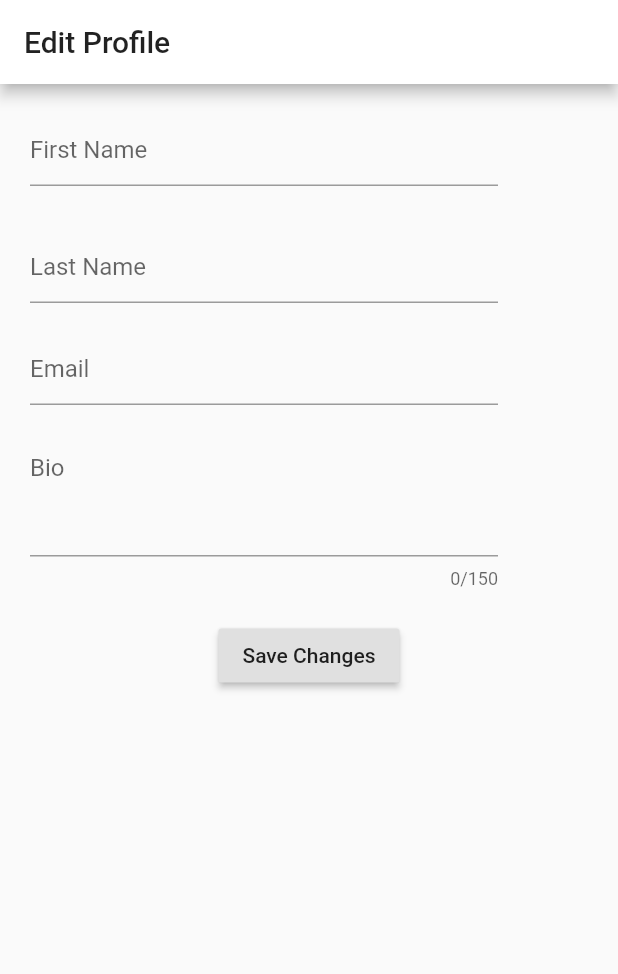
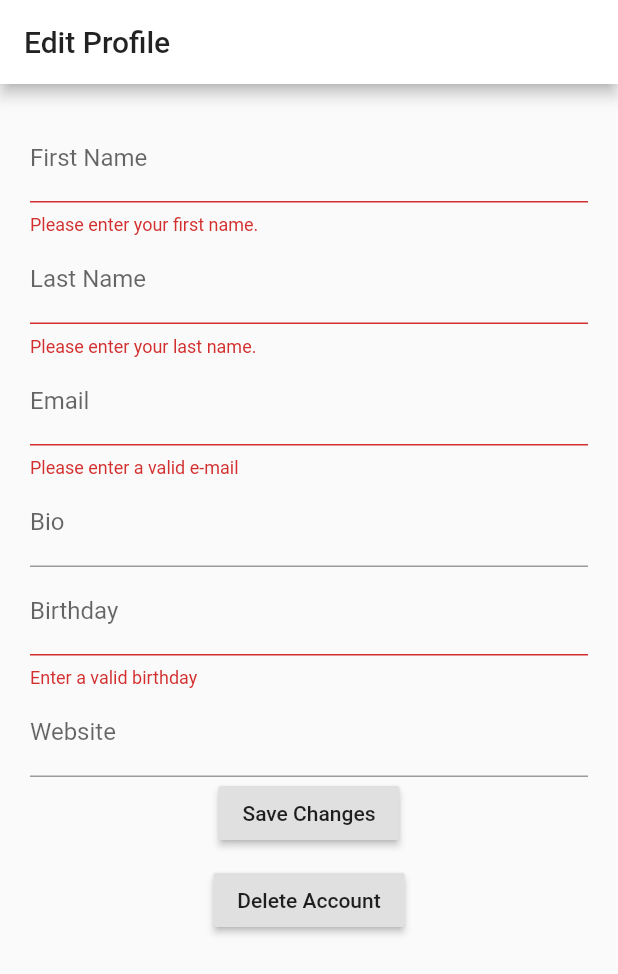
Before and after one commit to awes0menessInc/cs_307, a Flutter app: the Settings screen opened directly, after a tap on "Save Changes", on a phone screen of 412 x 824 dp. Shown: the top 974 px of the screen. Run offline on Flutter 3.47's test engine with Material 2 defaults, Android fonts, the phone set to English and light mode, and no system bars; our stand-ins replace cloud_firestore, cloud_functions, firebase_auth, firebase_core; accounts and stored records are empty.

Commit message:
Add form validation

```diff
--- a/lib/settings.dart
+++ b/lib/settings.dart
@@ -13,51 +13,126 @@ class Settings extends StatefulWidget {
 }
 
 class SettingsState extends State<Settings> {
+  String _firstName = "";
+  String _lastName = "";
+  String _bio = "";
+  String _email = "";
+  String _bday = "";
+  String _weblink = "";
+
+  TextEditingController fnameController = new TextEditingController();
+  TextEditingController lnameController = new TextEditingController();
+  TextEditingController bioController = new TextEditingController();
+  TextEditingController bdayController = new TextEditingController();
+  TextEditingController weblinkController = new TextEditingController();
+  TextEditingController emailController = new TextEditingController();
+  final GlobalKey<FormState> _editFormKey = GlobalKey<FormState>();
+
+  @override
+  initState() {
+    super.initState();
+    _getUser();
+  }
+
+  Future _getUser() async {
+     FirebaseAuth.instance.currentUser().then((currentuser) => {
+      Firestore.instance.collection("users").
+      document(currentuser.uid).
+      get().
+      then((DocumentSnapshot snapshot) => {
+        setState((){
+          _firstName = snapshot["firstName"];
+          _lastName = snapshot["lastName"];
+          _email = snapshot["email"];
+        })
+      })
+    });
+  }
+
+  String emailValidator(String value) {
+    Pattern emailPattern =
+      r'^(([^<>()[\]\\.,;:\s@\"]+(\.[^<>()[\]\\.,;:\s@\"]+)*)|(\".+\"))@((\[[0-9]{1,3}\.[0-9]{1,3}\.[0-9]{1,3}\.[0-9]{1,3}\])|(([a-zA-Z\-0-9]+\.)+[a-zA-Z]{2,}))$';
+    RegExp emailRegex = new RegExp(emailPattern);
+    if (!emailRegex.hasMatch(value)) {
+      return 'Please enter a valid e-mail';
+    } else {
+      return null;
+    }
+  }
+
+  String bdayValidator(String value) {
+    Pattern bdayPattern = r'(0[1-9]|1[012])/(0[1-9]|[12][0-9]|3[01])/(19|20)\d\d';
+    RegExp bdayRegex = new RegExp(bdayPattern);
+    if (!bdayRegex.hasMatch(value)) {
+      return "Enter a valid birthday";
+    } else {
+      return null;
+    }
+  }
+
   Widget _buildSettings() {
+    fnameController.text = _firstName;
+    lnameController.text = _lastName;
+    emailController.text = _email;
     return Form(
+      key: _editFormKey,
       child: Column(
         mainAxisSize: MainAxisSize.min,
         children: <Widget>[
-              Padding(
-                padding: EdgeInsets.only(bottom: 30.0, right: 60.0),
-                child: TextFormField(
-                  decoration: new InputDecoration(
-                    hintText: 'First Name'
+          TextFormField(
+                decoration: InputDecoration(
+                  labelText: 'First Name', hintText: "John"),
+                controller: fnameController,
+                validator: (value) {
+                  if (value.length == 0) {
+                    return "Please enter your first name.";
+                  }
+                  return null;
+                },
               ),
+              TextFormField(
+                decoration: InputDecoration(
+                  labelText: 'Last Name', hintText: "Doe"),
+                controller: lnameController,
+                validator: (value) {
+                  if (value.length == 0) {
+                    return "Please enter your last name.";
+                  }
+                  return null;
+                },
               ),
+              TextFormField(
+                decoration: InputDecoration(
+                  labelText: 'Email', hintText: "example@email.com"),
+                controller: emailController,
+                validator: emailValidator
               ),
-              Padding(
-                padding: EdgeInsets.only(bottom: 20.0, right: 60.0),
-                child: TextFormField(
-                  decoration: new InputDecoration(
-                    hintText: 'Last Name'
+              TextFormField(
+                decoration: InputDecoration(
+                  labelText: 'Bio', hintText: "Bio"),
+                controller: bioController,
               ),
+              TextFormField(
+                decoration: InputDecoration(
+                  labelText: 'Birthday', hintText: "10/18/2019"),
+                controller: bdayController,
+                validator: bdayValidator,
               ),
-              ),
-              Padding(
-                padding: EdgeInsets.only(bottom: 20.0, right: 60.0),
-                child: TextFormField(
-                  decoration: new InputDecoration(
-                    hintText: 'Email '
-                  ),
-                ),
-              ),
-              Padding(
-                padding: EdgeInsets.only(bottom: 20.0, right: 60.0),
-                child: TextFormField(
-                  minLines: 3,
-                  maxLines: 5,
-                  maxLength: 150,
-                  decoration: new InputDecoration(
-                    hintText: 'Bio'
-                  ),
-                ),
+              TextFormField(
+                decoration: InputDecoration(
+                  labelText: 'Website', hintText: "www.example.com"),
+                controller: weblinkController,
+                validator: (value) {
+                  return null;
+                },
               ),
           Padding(
             padding: EdgeInsets.only(bottom: 10.0),
             child: RaisedButton(
               child: Text("Save Changes"),
               onPressed: () {
+                // TODO: call cloud functions
+                if (_editFormKey.currentState.validate()) {
                   final snackBar = SnackBar(
                     content: Text('Profile changes saved successfully'),
                     duration: const Duration(seconds: 10),
@@ -70,6 +145,16 @@ class SettingsState extends State<Settings> {
                   );
                   Scaffold.of(context).showSnackBar(snackBar);
                   print("Submitted Pofile Edits"); // TODO: Connect to back end
+                }
+              },
+            ),
+          ),
+          Padding(
+            padding: EdgeInsets.only(bottom: 10.0),
+            child: RaisedButton(
+              child: Text("Delete Account"),
+              onPressed: () {
+
               },
             ),
           ),
```
Lines whose indentation alone changed are shown as unchanged.
